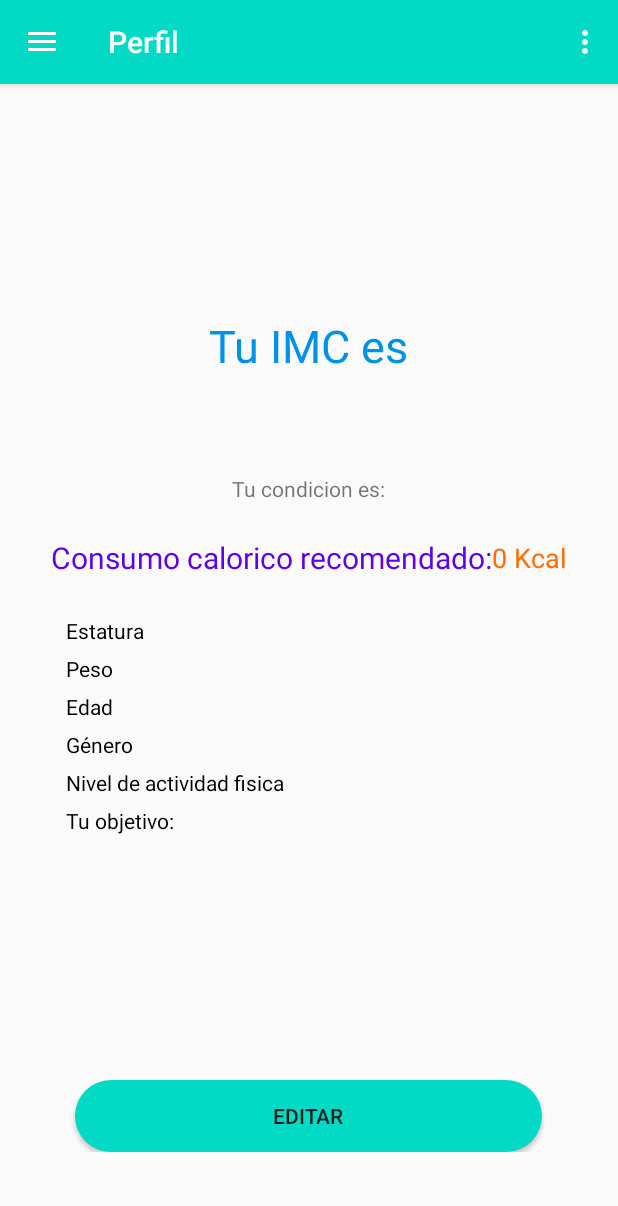
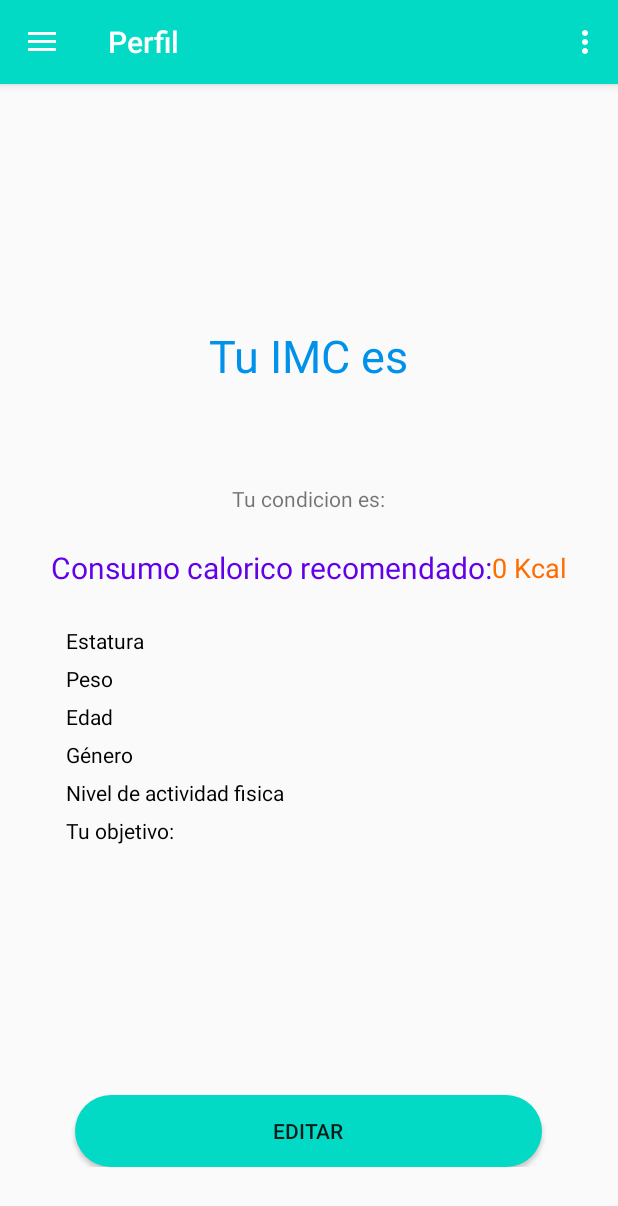
Before and after one commit to juancamiloforero/Nutrihabit2, an Android app: the screen it shows after launch once a user with an empty profile is signed in (menuPrincipal), in the side drawer, after a tap on "Perfil", on a phone screen of 412 x 824 dp. Shown: the top 1206 px of the screen. Run offline under Robolectric (Android 15) with nearby library versions, the phone set to English and light mode, and no system bars; our stand-ins replace Firebase (no records; nobody signed in at launch, a user with empty details on screens opened directly), navigation-ui; 10 statements that could not run were skipped.

Commit message:
Correccion en botones

```diff
--- a/app/src/main/res/layout/fragment_home.xml
+++ b/app/src/main/res/layout/fragment_home.xml
@@ -13,9 +13,9 @@
 
         <Button
             android:id="@+id/btn_consumo"
-            android:layout_width="223dp"
+            android:layout_width="311dp"
             android:layout_height="46dp"
-            android:background="@color/colorPrimary"
+            android:background="@drawable/rounded_corners"
             android:text="@string/f_home_btn_consumo"
             app:layout_constraintBottom_toBottomOf="parent"
             app:layout_constraintEnd_toEndOf="parent"
--- a/app/src/main/res/layout/fragment_perfil.xml
+++ b/app/src/main/res/layout/fragment_perfil.xml
@@ -226,9 +226,9 @@
     <LinearLayout
         android:id="@+id/llBoton"
         android:layout_width="match_parent"
-        android:layout_height="52dp"
+        android:layout_height="wrap_content"
+        android:layout_marginBottom="46dp"
         android:gravity="center"
-        android:layout_marginBottom="56dp"
         android:orientation="horizontal"
         app:layout_constraintBottom_toBottomOf="parent"
         app:layout_constraintEnd_toEndOf="parent"
@@ -236,12 +236,11 @@
 
         <Button
             android:id="@+id/btEditar"
-            android:background="@drawable/rounded_corners"
-            android:layout_gravity="bottom"
             android:layout_width="311dp"
             android:layout_height="48dp"
-            android:text="@string/editar_title">
-        </Button>
+            android:layout_gravity="center"
+            android:background="@drawable/rounded_corners"
+            android:text="@string/editar_title"></Button>
 
     </LinearLayout>
 
```
